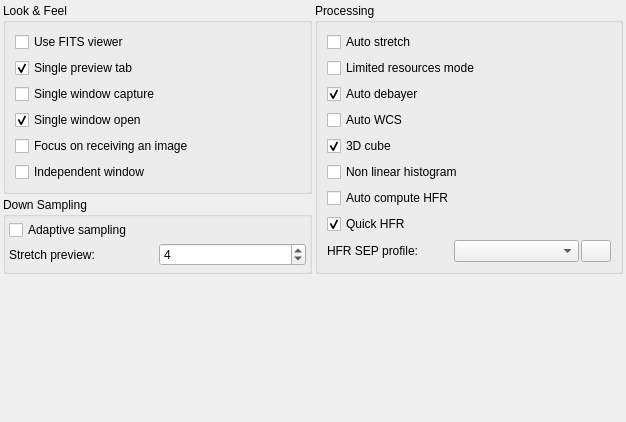
KDE/kstars, file kstars/fitsviewer/opsfits.ui: the form before one commit.
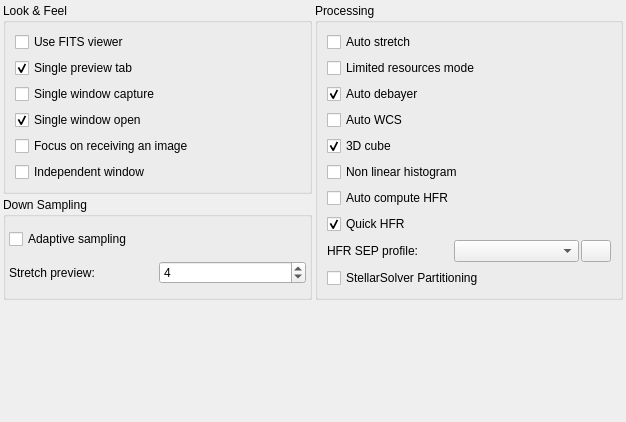
The form after the commit.

Commit message:
Add checkbox (defaulting to false) that enables partitioning in StellarSolver...
Add checkbox (defaulting to false) that enables partitioning in StellarSolver star detection (and speeds it up).
A bug in StellarSolver can crash Ekos, so this defaults off.

The edit to the form file:
```diff
--- a/kstars/fitsviewer/opsfits.ui
+++ b/kstars/fitsviewer/opsfits.ui
@@ -322,6 +322,19 @@
           </item>
          </layout>
         </item>
+        <item>
+         <widget class="QCheckBox" name="kcfg_StellarSolverPartition">
+          <property name="toolTip">
+            <string>Enable StellarSolver partition. Partitions the image in multiple threads to speed up detecting stars. This may significantly speed up source extraction but may result in unstable operation.</string>
+          </property>
+          <property name="text">
+           <string>StellarSolver Partitioning</string>
+          </property>
+          <property name="checked">
+           <bool>false</bool>
+          </property>
+         </widget>
+        </item>
        </layout>
       </widget>
      </item>
```
The commit also changes 5 other files.
